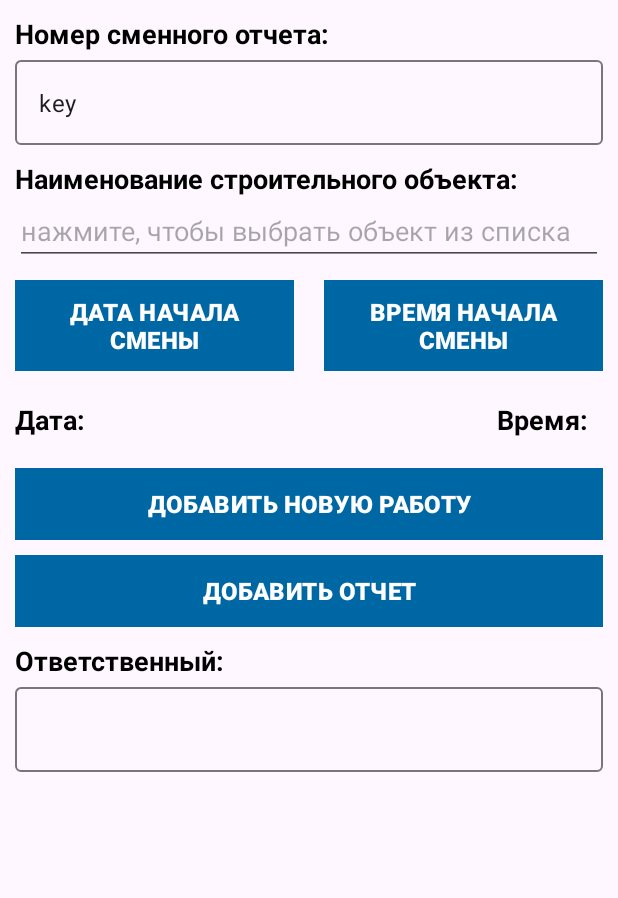
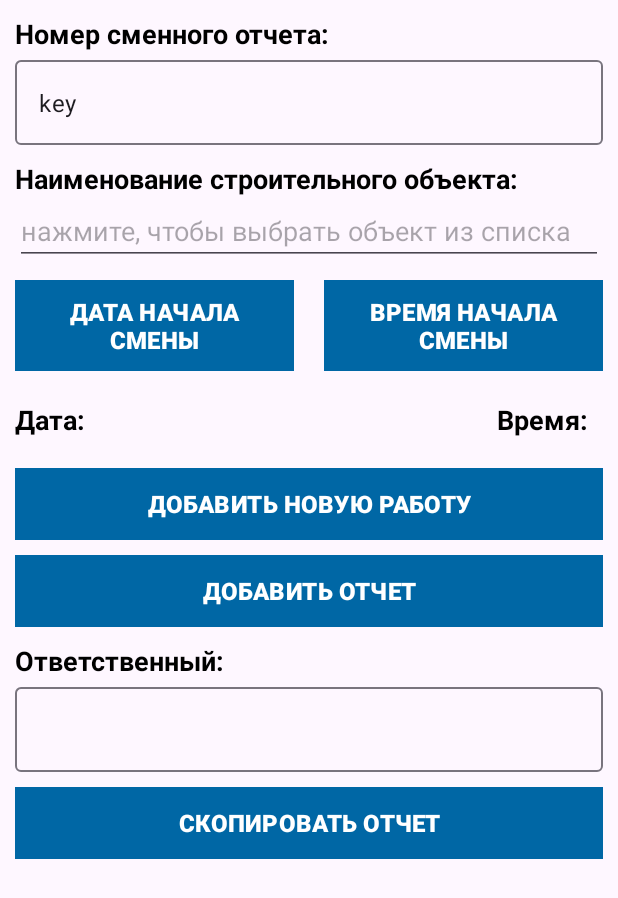
Before and after one commit to DmitryMazaev/DaylyReport2, an Android app: the ReportFragment screen opened through its navigation route, on a phone screen of 412 x 824 dp. Shown: the top 898 px of the screen. Run offline under Robolectric (Android 15) with nearby library versions, the phone set to English and light mode, and no system bars; our stand-ins replace Firebase (no records; nobody signed in at launch, a user with empty details on screens opened directly), navigation-ui.

Commit message:
report copy

```diff
--- a/app/src/main/res/layout/fragment_report.xml
+++ b/app/src/main/res/layout/fragment_report.xml
@@ -175,5 +175,15 @@
                 android:layout_height="wrap_content"
                 />
         </com.google.android.material.textfield.TextInputLayout>
+
+        <Button
+            style="@style/button_style"
+            android:id="@+id/button_copy_report"
+            android:layout_width="match_parent"
+            android:layout_height="wrap_content"
+            android:textAllCaps="true"
+            android:text="Скопировать отчет"
+            app:layout_constraintTop_toBottomOf="@id/foreman"/>
+
     </androidx.constraintlayout.widget.ConstraintLayout>
 </ScrollView>
```
Also changed, not shown: app/src/main/java/com/example/daylyreport/ReportFragment.kt (+14 -1 lines).
